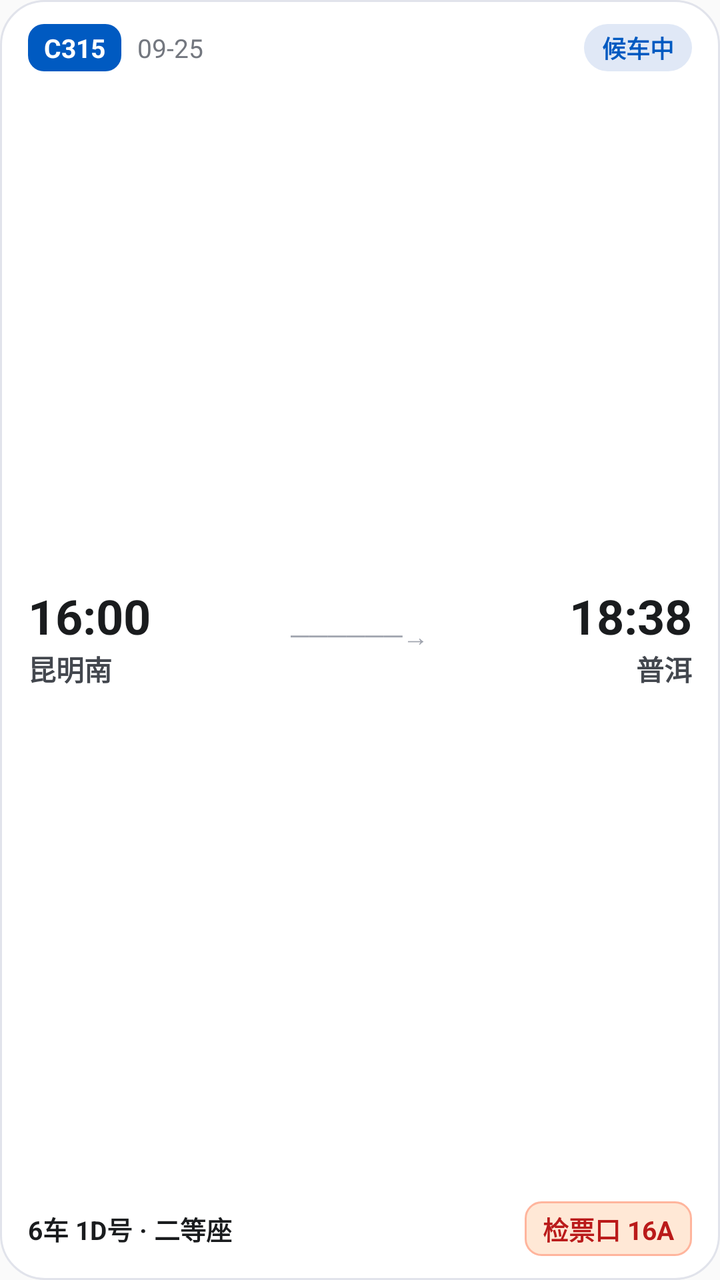
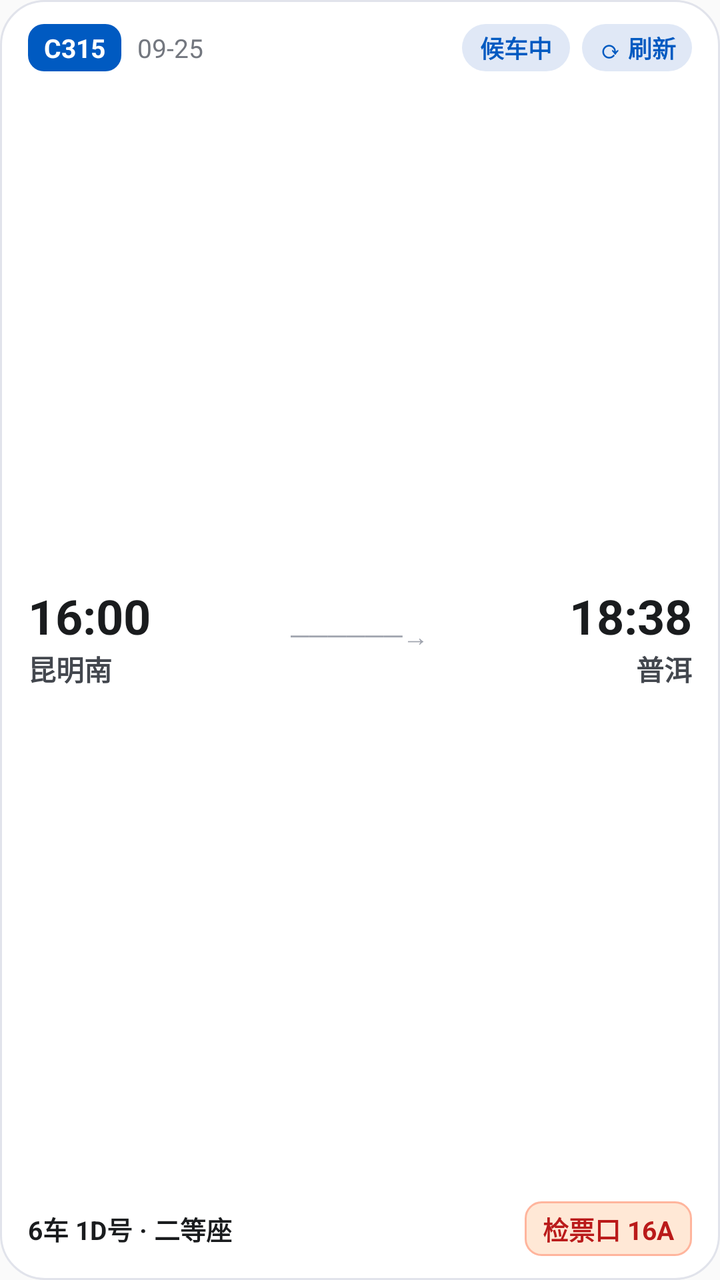

Before-and-after screenshots of an Android layout around one commit, followed by the original layout XML and the change that was made.
<!-- AndroidManifest.xml: application theme Theme.RailWidget -->
<!-- res/layout/widget_trip_4x2.xml -->
<?xml version="1.0" encoding="utf-8"?>
<LinearLayout xmlns:android="http://schemas.android.com/apk/res/android"
    android:id="@+id/widget_root"
    android:layout_width="match_parent"
    android:layout_height="match_parent"
    android:background="@drawable/bg_widget_card"
    android:orientation="vertical"
    android:paddingLeft="14dp"
    android:paddingTop="12dp"
    android:paddingRight="14dp"
    android:paddingBottom="12dp">

    
    <LinearLayout
        android:layout_width="match_parent"
        android:layout_height="wrap_content"
        android:gravity="center_vertical"
        android:orientation="horizontal">

        <TextView
            android:id="@+id/tv_train_code"
            android:layout_width="wrap_content"
            android:layout_height="wrap_content"
            android:background="@drawable/bg_train_badge"
            android:paddingLeft="8dp"
            android:paddingTop="3dp"
            android:paddingRight="8dp"
            android:paddingBottom="3dp"
            android:text="C315"
            android:textColor="@color/rail_on_primary"
            android:textSize="13sp"
            android:textStyle="bold" />

        <TextView
            android:id="@+id/tv_date"
            android:layout_width="wrap_content"
            android:layout_height="wrap_content"
            android:layout_marginLeft="8dp"
            android:layout_marginStart="8dp"
            android:text="09-25"
            android:textColor="@color/widget_text_tertiary"
            android:textSize="13sp" />

        
        <FrameLayout
            android:layout_width="0dp"
            android:layout_height="1dp"
            android:layout_weight="1" />

        <TextView
            android:id="@+id/tv_status"
            android:layout_width="wrap_content"
            android:layout_height="wrap_content"
            android:background="@drawable/bg_status_pill"
            android:paddingLeft="9dp"
            android:paddingTop="3dp"
            android:paddingRight="9dp"
            android:paddingBottom="3dp"
            android:text="候车中"
            android:textColor="@color/rail_status_waiting_text"
            android:textSize="12sp"
            android:textStyle="bold" />
    </LinearLayout>

    
    <LinearLayout
        android:layout_width="match_parent"
        android:layout_height="0dp"
        android:layout_weight="1"
        android:gravity="center_vertical"
        android:orientation="horizontal">

        
        <LinearLayout
            android:layout_width="0dp"
            android:layout_height="wrap_content"
            android:layout_weight="1"
            android:gravity="start|center_vertical"
            android:orientation="vertical">

            <TextView
                android:id="@+id/tv_dep_time"
                android:layout_width="wrap_content"
                android:layout_height="wrap_content"
                android:text="16:00"
                android:textColor="@color/widget_text_primary"
                android:textSize="24sp"
                android:textStyle="bold" />

            <TextView
                android:id="@+id/tv_dep_station"
                android:layout_width="wrap_content"
                android:layout_height="wrap_content"
                android:ellipsize="end"
                android:maxLines="1"
                android:singleLine="true"
                android:text="昆明南"
                android:textColor="@color/widget_text_secondary"
                android:textSize="14sp"
                android:textStyle="bold" />
        </LinearLayout>

        
        <LinearLayout
            android:layout_width="wrap_content"
            android:layout_height="wrap_content"
            android:layout_marginLeft="6dp"
            android:layout_marginRight="6dp"
            android:gravity="center"
            android:orientation="vertical">

            <TextView
                android:id="@+id/tv_route_arrow"
                android:layout_width="wrap_content"
                android:layout_height="wrap_content"
                android:text="──────→"
                android:textColor="@color/widget_text_route_arrow"
                android:textSize="13sp" />
        </LinearLayout>

        
        <LinearLayout
            android:layout_width="0dp"
            android:layout_height="wrap_content"
            android:layout_weight="1"
            android:gravity="end|center_vertical"
            android:orientation="vertical">

            <TextView
                android:id="@+id/tv_arr_time"
                android:layout_width="wrap_content"
                android:layout_height="wrap_content"
                android:text="18:38"
                android:textColor="@color/widget_text_primary"
                android:textSize="24sp"
                android:textStyle="bold" />

            <TextView
                android:id="@+id/tv_arr_station"
                android:layout_width="wrap_content"
                android:layout_height="wrap_content"
                android:ellipsize="end"
                android:maxLines="1"
                android:singleLine="true"
                android:text="普洱"
                android:textColor="@color/widget_text_secondary"
                android:textSize="14sp"
                android:textStyle="bold" />
        </LinearLayout>
    </LinearLayout>

    
    <LinearLayout
        android:layout_width="match_parent"
        android:layout_height="wrap_content"
        android:gravity="center_vertical"
        android:orientation="horizontal">

        <TextView
            android:id="@+id/tv_seat_info"
            android:layout_width="0dp"
            android:layout_height="wrap_content"
            android:layout_weight="1"
            android:ellipsize="end"
            android:maxLines="1"
            android:singleLine="true"
            android:text="6车 1D号 · 二等座"
            android:textColor="@color/widget_text_primary"
            android:textSize="13sp"
            android:textStyle="bold" />

        <TextView
            android:id="@+id/tv_gate"
            android:layout_width="wrap_content"
            android:layout_height="wrap_content"
            android:background="@drawable/bg_badge_gate"
            android:ellipsize="end"
            android:maxLines="1"
            android:paddingLeft="9dp"
            android:paddingTop="4dp"
            android:paddingRight="9dp"
            android:paddingBottom="4dp"
            android:singleLine="true"
            android:text="检票口 16A"
            android:textColor="@color/rail_gate_text"
            android:textSize="13sp"
            android:textStyle="bold" />
    </LinearLayout>

</LinearLayout>
<!-- resources referenced by this layout -->
<resources>
  <color name="rail_gate_text">#BA1A1A</color>
  <color name="rail_on_primary">#FFFFFF</color>
  <color name="rail_status_waiting_text">#005AC1</color>
  <color name="widget_text_primary">#1A1C1E</color>
  <color name="widget_text_route_arrow">#A0A4AE</color>
  <color name="widget_text_secondary">#43474E</color>
  <color name="widget_text_tertiary">#73777F</color>
  <!-- drawable bg_badge_gate (drawable) -->
  <?xml version="1.0" encoding="utf-8"?>
  <shape xmlns:android="http://schemas.android.com/apk/res/android"
      android:shape="rectangle">
      <corners android:radius="8dp" />
      <solid android:color="@color/rail_gate_bg" />
      <stroke
          android:width="1dp"
          android:color="@color/rail_gate_border" />
  </shape>
  <!-- drawable bg_status_pill (drawable) -->
  <?xml version="1.0" encoding="utf-8"?>
  <shape xmlns:android="http://schemas.android.com/apk/res/android"
      android:shape="rectangle">
      <corners android:radius="14dp" />
      <solid android:color="@color/rail_status_waiting_bg" />
  </shape>
  <!-- drawable bg_train_badge (drawable) -->
  <?xml version="1.0" encoding="utf-8"?>
  <shape xmlns:android="http://schemas.android.com/apk/res/android"
      android:shape="rectangle">
      <corners android:radius="8dp" />
      <solid android:color="@color/rail_primary" />
  </shape>
  <!-- drawable bg_widget_card (drawable) -->
  <?xml version="1.0" encoding="utf-8"?>
  <shape xmlns:android="http://schemas.android.com/apk/res/android"
      android:shape="rectangle">
      <corners android:radius="22dp" />
      <solid android:color="@color/widget_card_bg" />
      <stroke
          android:width="1dp"
          android:color="@color/widget_card_border" />
  </shape>
  <style name="Theme.RailWidget" parent="android:Theme.Material.Light.NoActionBar">
          <item name="android:statusBarColor">@android:color/transparent</item>
          <item name="android:navigationBarColor">@android:color/transparent</item>
      </style>
  <color name="rail_gate_bg">#FFE8D6</color>
  <color name="rail_gate_border">#FFB59D</color>
  <color name="rail_status_waiting_bg">#E0E8F6</color>
  <color name="rail_primary">#005AC1</color>
  <color name="widget_card_bg">#FFFFFF</color>
  <color name="widget_card_border">#E1E3EB</color>
</resources>

<!-- the commit's change to res/layout/widget_trip_4x2.xml (unified diff, before → after) -->
@@ -60,6 +60,23 @@
             android:textColor="@color/rail_status_waiting_text"
             android:textSize="12sp"
             android:textStyle="bold" />
+
+        
+        <TextView
+            android:id="@+id/btn_refresh"
+            android:layout_width="wrap_content"
+            android:layout_height="wrap_content"
+            android:layout_marginLeft="6dp"
+            android:layout_marginStart="6dp"
+            android:background="@drawable/bg_status_pill"
+            android:paddingLeft="8dp"
+            android:paddingTop="3dp"
+            android:paddingRight="8dp"
+            android:paddingBottom="3dp"
+            android:text="⟳ 刷新"
+            android:textColor="@color/rail_primary"
+            android:textSize="12sp"
+            android:textStyle="bold" />
     </LinearLayout>
 
     
